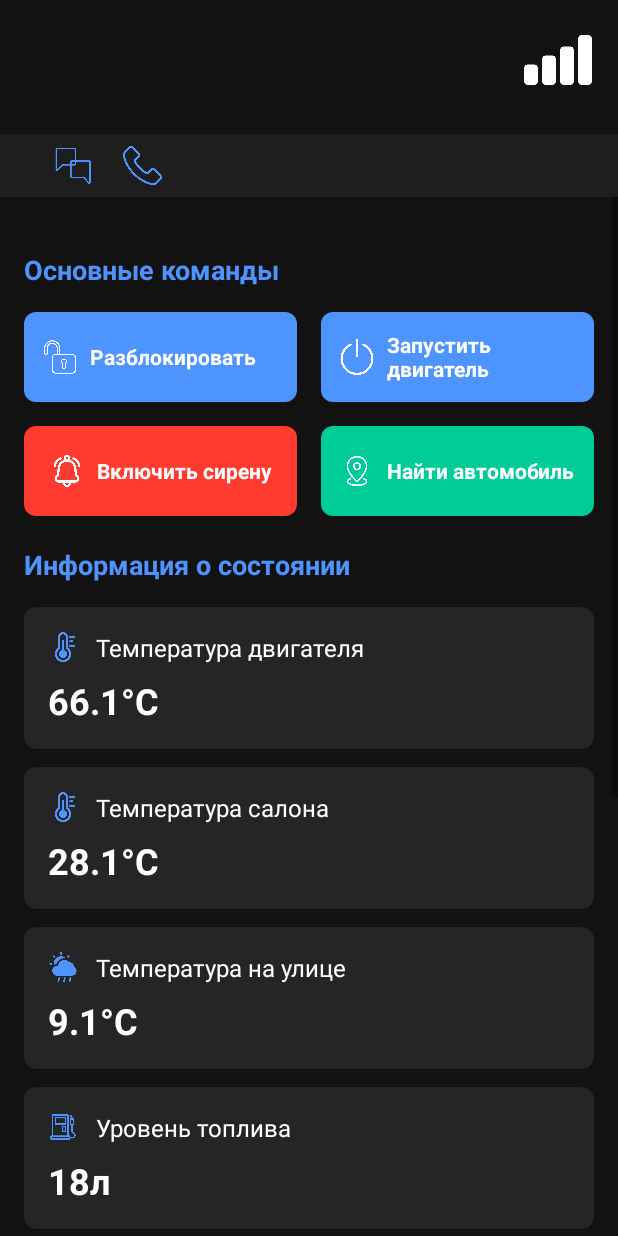
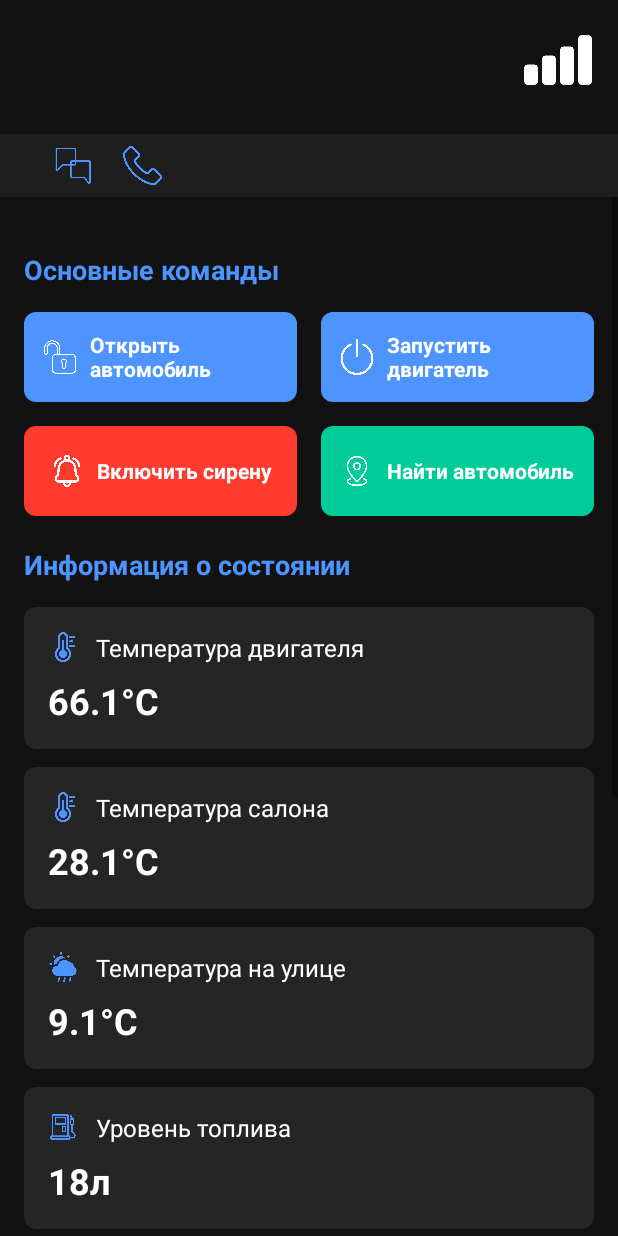
Before and after one commit to Markarov8/PiRMP-Kursovaya, an Android app: the fragment ControlsFragment placed in its activity, on a phone screen of 412 x 824 dp. Run offline under Robolectric (Android 15) with nearby library versions, the phone set to English and light mode, and no system bars; our stand-ins replace Room's generated code.

Commit message:
Изменение текста кнопки открытия авто

```diff
--- a/app/src/main/java/com/pandora/carcontrol/fragments/ControlsFragment.java
+++ b/app/src/main/java/com/pandora/carcontrol/fragments/ControlsFragment.java
@@ -81,7 +81,7 @@ public class ControlsFragment extends Fragment {
             if (status == null) return;
 
             // Update button texts
-            binding.lockButtonText.setText(status.isLocked() ? "Разблокировать" : "Заблокировать");
+            binding.lockButtonText.setText(status.isLocked() ? "Открыть автомобиль" : "Закрыть автомобиль");
             binding.engineButtonText.setText(status.isRunning() ? "Остановить двигатель" : "Запустить двигатель");
 
             // Update status cards
```
